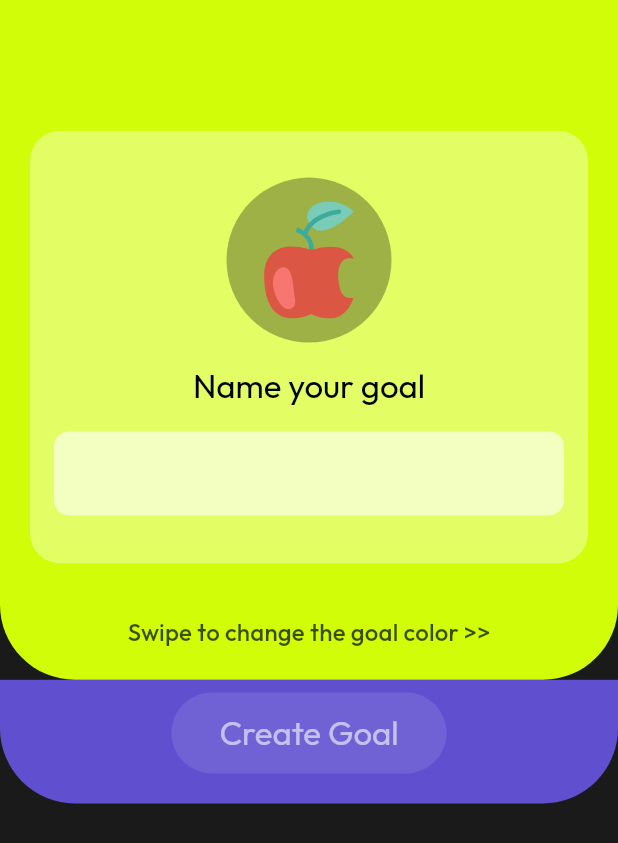
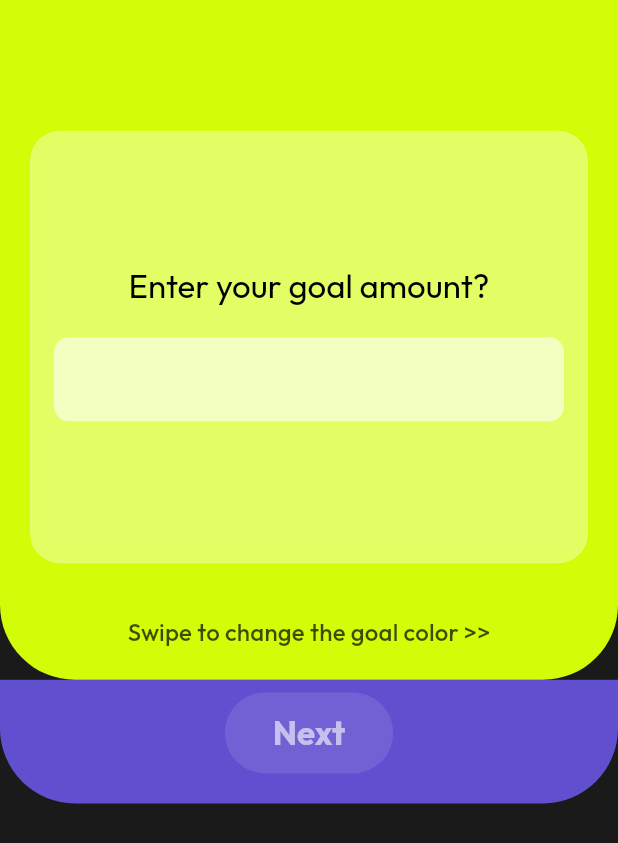
Before and after one commit to sugith10/bank-shots, a Flutter app: the CreateGoalPage screen opened by its route, on a phone screen of 412 x 824 dp. Shown: the top 843 px of the screen. Run offline on Flutter 3.47's test engine with Material 3 defaults, Android fonts, the phone set to English and light mode, and no system bars; drawn by our look-alikes of liquid_swipe; our stand-ins replace animate_do, awesome_extensions, flutter_riverpod, flutter_svg, gap, go_router and 1 more.

Commit message:
feat: added Riverpod integration for Create Goal
- Converted CreateGoalPage to ConsumerStatefulWidget.
- Added Riverpod Consumer to _GoalAmountWidget for state management.
- Implemented notifier events in initState for initial setup.
- Refactored goal amount handling to use Riverpod providers.
- Improved state management and performance with Riverpod.

```diff
--- a/lib/app_view.dart
+++ /dev/null
@@ -1,18 +0,0 @@
-import 'package:flutter/material.dart';
-import 'package:go_router/go_router.dart';
-
-import 'core/theme/app_theme.dart';
-import 'core/route/app_route.dart';
-
-class MyApp extends StatelessWidget {
-  const MyApp({super.key});
-
-  @override
-  Widget build(BuildContext context) {
-    return MaterialApp.router(
-      title: 'Bank Shot',
-      theme: AppTheme.theme,
-      routerConfig: GoRouter(routes: $appRoutes),
-    );
-  }
-}
--- a/lib/core/color/app_color.dart
+++ b/lib/core/color/app_color.dart
@@ -15,6 +15,7 @@ final class AppColor {
   static const fab = Color.fromARGB(255, 40, 40, 40);
   static const createButton = Color(0xFF6050CF);
   static final shadowFont = Colors.white.withOpacity(0.6);
+  static final shadowFontDark = Colors.black.withOpacity(0.6);
 
   static final swipeDark = Colors.black.withOpacity(0.7);
   static final swipeLight = Colors.white.withOpacity(0.7);
--- /dev/null
+++ b/lib/core/providers/app_providers.dart
@@ -0,0 +1,12 @@
+import 'package:flutter_riverpod/flutter_riverpod.dart';
+
+import '../../features/goal/presentation/providers/goal_provider.dart';
+import '../../features/goal/presentation/providers/qoute_provider.dart';
+
+final goalProvider = StateNotifierProvider<GoalNotifier, Goal>((ref) {
+  return GoalNotifier();
+});
+
+final qouteProvider = StateNotifierProvider<QouteProvider, Qoute>((ref) {
+  return QouteProvider();
+});
--- a/lib/core/route/app_route.dart
+++ b/lib/core/route/app_route.dart
@@ -8,8 +8,6 @@ part 'app_route.g.dart';
 
 @TypedGoRoute<MainNavigationRoute>(path: '/')
 final class MainNavigationRoute extends GoRouteData {
-  const MainNavigationRoute();
-
   @override
   Widget build(BuildContext context, GoRouterState state) {
     return MainNavigation();
@@ -18,8 +16,6 @@ final class MainNavigationRoute extends GoRouteData {
 
 @TypedGoRoute<CreateGoalRoute>(path: '/createGoal')
 final class CreateGoalRoute extends GoRouteData {
-  const CreateGoalRoute();
-
   @override
   Widget build(BuildContext context, GoRouterState state) {
     return CreateGoalPage();
--- a/lib/core/theme/app_theme.dart
+++ b/lib/core/theme/app_theme.dart
@@ -32,6 +32,12 @@ final class AppTheme {
         ),
       ),
     ),
+    scrollbarTheme: ScrollbarThemeData(
+        thumbColor: WidgetStatePropertyAll(Colors.white),
+        thumbVisibility: WidgetStatePropertyAll(true),
+        trackColor: WidgetStatePropertyAll(Colors.white),
+        trackVisibility: WidgetStatePropertyAll(true),
+        trackBorderColor: WidgetStatePropertyAll(Colors.white)),
     fontFamily: FontFamily.outfit,
     textTheme: const TextTheme(
       displayLarge: TextStyle(
--- a/lib/features/goal/presentation/pages/create_goal_page.dart
+++ b/lib/features/goal/presentation/pages/create_goal_page.dart
@@ -1,45 +1,61 @@
 import 'package:awesome_extensions/awesome_extensions.dart';
 import 'package:flutter/material.dart';
+import 'package:flutter_riverpod/flutter_riverpod.dart';
 import 'package:flutter_svg/svg.dart';
-import 'package:gap/gap.dart';
 import 'package:liquid_swipe/liquid_swipe.dart';
 
 import '../../../../core/color/app_color.dart';
 
 import '../../../../core/const/app_padding.dart';
 import '../../../../core/const/app_radius.dart';
-import '../../../../core/gen/assets.gen.dart';
-import '../../../../core/util/color.util.dart';
+import '../../../../core/providers/app_providers.dart';
+import '../../../../core/util/color_util.dart';
 import '../../../../core/widgets/glass_card_widget.dart';
+import '../widgets/goal_icon_picker_bottom_sheet.dart';
 import '../widgets/create_goal_button.dart';
 import '../widgets/create_goal_bg_card.dart';
 import '../widgets/create_goal_card.dart';
 import '../widgets/create_goal_card_constrained_box.dart';
+import '../widgets/goal_text_filed.dart';
 
 part '../widgets/create_goal_sub_card.dart';
 part '../widgets/swipe_text.dart';
+part '../widgets/set_goal_title_widget.dart';
+part '../widgets/goal_amount_widget.dart';
 
-final class CreateGoalPage extends StatefulWidget {
+final class CreateGoalPage extends ConsumerStatefulWidget {
   const CreateGoalPage({super.key});
 
   @override
-  State<CreateGoalPage> createState() => _CreateGoalPageState();
+  ConsumerState<CreateGoalPage> createState() => _CreateGoalPageState();
 }
 
-class _CreateGoalPageState extends State<CreateGoalPage> {
+class _CreateGoalPageState extends ConsumerState<CreateGoalPage> {
   final TextEditingController _goalController = TextEditingController();
+  final TextEditingController _goalAmountController = TextEditingController();
+
+  @override
+  void initState() {
+    super.initState();
+    WidgetsBinding.instance.addPostFrameCallback((_) {
+      ref.read(qouteProvider.notifier).onUpdateQoute();
+    });
+  }
 
   @override
   void dispose() {
     _goalController.dispose();
+    _goalAmountController.dispose();
     super.dispose();
   }
 
   @override
   Widget build(BuildContext context) {
     final size = MediaQuery.sizeOf(context);
+
     return Scaffold(
-      body: Stack(
+      body: SingleChildScrollView(
+        child: Stack(
           children: [
             CreateGoalBackGroundCard(
               height: size.height * 0.65,
@@ -64,7 +80,8 @@ class _CreateGoalPageState extends State<CreateGoalPage> {
                       children: [
                         Spacer(flex: 2),
                         _CreateGoalSubCard(
-                        controller: _goalController,
+                          titleController: _goalController,
+                          goalAmountController: _goalAmountController,
                           height: size.height * 0.35,
                           bgColor: AppColor.colorList[index],
                         ),
@@ -80,6 +97,7 @@ class _CreateGoalPageState extends State<CreateGoalPage> {
             ),
           ],
         ),
+      ),
     );
   }
 }
--- a/lib/features/goal/presentation/widgets/create_goal_button.dart
+++ b/lib/features/goal/presentation/widgets/create_goal_button.dart
@@ -1,34 +1,47 @@
 import 'package:awesome_extensions/awesome_extensions.dart';
 import 'package:flutter/material.dart';
+import 'package:flutter_riverpod/flutter_riverpod.dart';
 
 import '../../../../core/color/app_color.dart';
 import '../../../../core/const/app_padding.dart';
 import '../../../../core/const/app_radius.dart';
+import '../../../../core/providers/app_providers.dart';
 
-final class CreateGoalButton extends StatelessWidget {
+final class CreateGoalButton extends ConsumerWidget {
   const CreateGoalButton({
     super.key,
   });
 
   @override
-  Widget build(BuildContext context) {
+  Widget build(BuildContext context, WidgetRef ref) {
+    final goal = ref.watch(goalProvider);
     return TextButton(
       style: TextButton.styleFrom(
-        backgroundColor: Colors.white.withOpacity(0.1),
+        overlayColor: goal.next ? null : Colors.transparent,
+        backgroundColor: goal.next
+            ? const Color.fromARGB(255, 116, 95, 253)
+            : Colors.white.withOpacity(0.1),
         shape: RoundedRectangleBorder(
           borderRadius: BorderRadius.circular(AppRadius.round),
         ),
       ),
-      onPressed: () {},
+      onPressed: () {
+        if (!goal.validTitle && goal.next) {
+          ref.read(goalProvider.notifier).onSetGoalName();
+        } else if (!goal.validGoalAmount && goal.next) {
+          ref.read(goalProvider.notifier).onSetGoalAmout();
+        }
+      },
       child: Padding(
         padding: const EdgeInsets.symmetric(
           horizontal: AppPadding.x20,
           vertical: 5,
         ),
         child: Text(
-          'Create Goal',
+          'Next',
           style: context.titleLarge?.copyWith(
-            color: AppColor.shadowFont,
+            fontWeight: FontWeight.bold,
+            color: goal.next ? Colors.white : AppColor.shadowFont,
           ),
         ),
       ),
--- a/lib/features/goal/presentation/widgets/create_goal_sub_card.dart
+++ b/lib/features/goal/presentation/widgets/create_goal_sub_card.dart
@@ -1,21 +1,20 @@
 part of '../pages/create_goal_page.dart';
 
-final class _CreateGoalSubCard extends StatelessWidget {
-  final Color bgColor;
-  final TextEditingController controller;
+final class _CreateGoalSubCard extends ConsumerWidget {
   const _CreateGoalSubCard({
     required this.height,
     required this.bgColor,
-    required this.controller,
+    required this.titleController,
+    required this.goalAmountController,
   });
 
   final double height;
+  final Color bgColor;
+  final TextEditingController titleController;
+  final TextEditingController goalAmountController;
 
   @override
-  Widget build(BuildContext context) {
-    final inputBorder = OutlineInputBorder(
-        borderRadius: BorderRadius.circular(AppRadius.x10),
-        borderSide: BorderSide(color: Colors.transparent));
+  Widget build(BuildContext context, WidgetRef ref) {
     return GlassCardWidget(
       color: ColorUtil.glassCardBgFromColorList(bgColor),
       child: SizedBox(
@@ -23,98 +22,13 @@ final class _CreateGoalSubCard extends StatelessWidget {
         width: double.infinity,
         child: Padding(
           padding: const EdgeInsets.all(AppPadding.x16),
-          child: Column(
-            children: [
-              Spacer(),
-              GestureDetector(
-                onTap: () {
-                  showModalBottomSheet(
-                    context: context,
-                    backgroundColor: AppColor.card,
-                    builder: (BuildContext context) {
-                      return SizedBox(
-                        height: context.height * 0.6,
-                        child: Column(
-                          children: [
-                            Padding(
-                              padding: const EdgeInsets.all(AppPadding.x12),
-                              child: Divider(
-                                color: AppColor.shadowFont,
-                                thickness: 3.5,
-                                indent: context.width * 0.35,
-                                endIndent: context.width * 0.35,
-                              ),
-                            ),
-                            Gap(20),
-                            Expanded(
-                              child: SingleChildScrollView(
-                                child: Wrap(
-                                  children: List.generate(
-                                      Assets.svg.values.length, (index) {
-                                    return Padding(
-                                      padding:
-                                          const EdgeInsets.all(AppPadding.x12),
-                                      child: SvgPicture.asset(
-                                        height: 50,
-                                        width: 50,
-                                        Assets.svg.values[index],
-                                      ),
-                                    );
-                                  }),
-                                ),
-                              ),
-                            ),
-                            Gap(40)
-                          ],
-                        ),
-                      );
-                    },
-                  );
-                },
-                child: Container(
-                  height: 110,
-                  width: 110,
-                  decoration: BoxDecoration(
-                    borderRadius: BorderRadius.circular(AppRadius.x75),
-                    color: Colors.black.withOpacity(0.3),
-                  ),
-                  child: Padding(
-                    padding: const EdgeInsets.all(AppPadding.x16),
-                    child: SvgPicture.asset(Assets.svg.apple),
-                  ),
-                ),
-              ),
-              Spacer(),
-              Text(
-                'Name your goal',
-                style: context.titleLarge?.copyWith(
-                    color: ColorUtil.get(
-                  backgroundColor: bgColor,
-                  dark: AppColor.fontOpposite,
-                  light: AppColor.fontPrimary,
-                )),
-              ),
-              Padding(
-                padding: const EdgeInsets.symmetric(vertical: AppPadding.x16),
-                child: TextField(
-                  controller: controller,
-                  decoration: InputDecoration(
-                    focusedBorder: inputBorder,
-                    enabledBorder: inputBorder,
-                    fillColor: Colors.white.withOpacity(0.6),
-                    filled: true,
-                  ),
-                  style: TextStyle(
-                    color: ColorUtil.get(
-                      backgroundColor: bgColor,
-                      dark: AppColor.fontOpposite,
-                      light: AppColor.fontPrimary,
-                    ),
-                  ),
-                ),
-              ),
-            ],
-          ),
+          // child: _SetGoalTitleWidget(
+          //   bgColor: bgColor,
+          //   controller: titleController,
+          //   inputBorder: inputBorder,
+          // ),
+          child: _GoalAmountWidget(
+              bgColor: bgColor, goalAmountController: goalAmountController),
         ),
       ),
     );
--- /dev/null
+++ b/lib/features/goal/presentation/widgets/goal_amount_widget.dart
@@ -0,0 +1,81 @@
+part of '../pages/create_goal_page.dart';
+
+final class _GoalAmountWidget extends StatelessWidget {
+  const _GoalAmountWidget({
+    required this.bgColor,
+    required this.goalAmountController,
+  });
+
+  final Color bgColor;
+  final TextEditingController goalAmountController;
+
+  @override
+  Widget build(BuildContext context) {
+    return Column(
+      children: [
+        Spacer(flex: 1),
+        Text(
+          'Enter your goal amount?',
+          style: context.titleLarge?.copyWith(
+            color: ColorUtil.get(
+              backgroundColor: bgColor,
+              dark: AppColor.fontOpposite,
+              light: AppColor.fontPrimary,
+            ),
+          ),
+        ),
+        SizedBox(height: 20),
+        Consumer(builder: (context, ref, _) {
+          final goal = ref.watch(goalProvider);
+          return Column(
+            children: [
+              DecoratedBox(
+                decoration: BoxDecoration(
+                  border: Border.all(
+                    color: goal.error ? Colors.red : Colors.transparent,
+                    width: 2,
+                  ),
+                  borderRadius: BorderRadius.circular(AppRadius.x10),
+                ),
+                child: GoalTextField(
+                  controller: goalAmountController,
+                  onChanged: (amount) => ref
+                      .read(goalProvider.notifier)
+                      .onValidGoalAmount(amount: amount),
+                ),
+              ),
+              SizedBox(height: 5),
+              if (goal.error)
+                Align(
+                  alignment: Alignment.centerLeft,
+                  child: Text(
+                    'Please enter a valid number.',
+                    style: context.bodyLarge?.copyWith(
+                      color: Colors.red,
+                    ),
+                  ),
+                ),
+            ],
+          );
+        }),
+        Spacer(),
+        // Consumer(builder: (context, ref, _) {
+        //   final qoute = ref.watch(qouteProvider).qoute;
+        //   return SizedBox(
+        //     height: 70,
+        //     child: Center(
+        //       child: Text(
+        //         '"$qoute"',
+        //         style: context.labelLarge?.copyWith(
+        //             color: ColorUtil.get(
+        //                 backgroundColor: bgColor,
+        //                 dark: AppColor.shadowFontDark,
+        //                 light: AppColor.shadowFont)),
+        //       ),
+        //     ),
+        //   );
+        // }),
+      ],
+    );
+  }
+}
--- /dev/null
+++ b/lib/features/goal/presentation/widgets/goal_text_filed.dart
@@ -0,0 +1,35 @@
+import 'package:flutter/material.dart';
+
+import '../../../../core/color/app_color.dart';
+import '../../../../core/const/app_radius.dart';
+
+final class GoalTextField extends StatelessWidget {
+  const GoalTextField({
+    required this.controller,
+    this.onChanged,
+    super.key,
+  });
+
+  final TextEditingController controller;
+  final Function(String)? onChanged;
+
+  @override
+  Widget build(BuildContext context) {
+    final inputBorder = OutlineInputBorder(
+        borderRadius: BorderRadius.circular(AppRadius.x10),
+        borderSide: BorderSide(color: Colors.transparent));
+    return TextField(
+      controller: controller,
+      decoration: InputDecoration(
+        focusedBorder: inputBorder,
+        enabledBorder: inputBorder,
+        fillColor: Colors.white.withOpacity(0.6),
+        filled: true,
+      ),
+      style: TextStyle(
+        color: AppColor.fontOpposite,
+      ),
+      onChanged: onChanged,
+    );
+  }
+}
--- a/lib/main.dart
+++ b/lib/main.dart
@@ -3,5 +3,6 @@ import 'package:flutter/material.dart';
 import 'my_app.dart';
 
 void main() {
+  WidgetsFlutterBinding.ensureInitialized();
   runApp(const MyApp());
 }
--- a/lib/my_app_view.dart
+++ b/lib/my_app_view.dart
@@ -12,6 +12,9 @@ class MyAppView extends StatelessWidget {
   @override
   Widget build(BuildContext context) {
     return MaterialApp.router(
-        title: 'Bank Shot', theme: AppTheme.theme, routerConfig: _router);
+      title: 'Bank Shot',
+      theme: AppTheme.theme,
+      routerConfig: _router,
+    );
   }
 }
```
Also changed, not shown: lib/core/util/financial_qoutes.dart (added, +34 -0 lines), lib/features/goal/presentation/providers/goal_provider.dart (added, +89 -0 lines), lib/features/goal/presentation/providers/qoute_provider.dart (added, +19 -0 lines), lib/features/goal/presentation/widgets/goal_icon_picker_bottom_sheet.dart (added, +96 -0 lines), lib/features/goal/presentation/widgets/set_goal_title_widget.dart (added, +72 -0 lines), lib/core/route/app_route.g.dart, lib/core/util/color_util.dart (renamed from lib/core/util/color.util.dart). Lines whose indentation alone changed are shown as unchanged.
